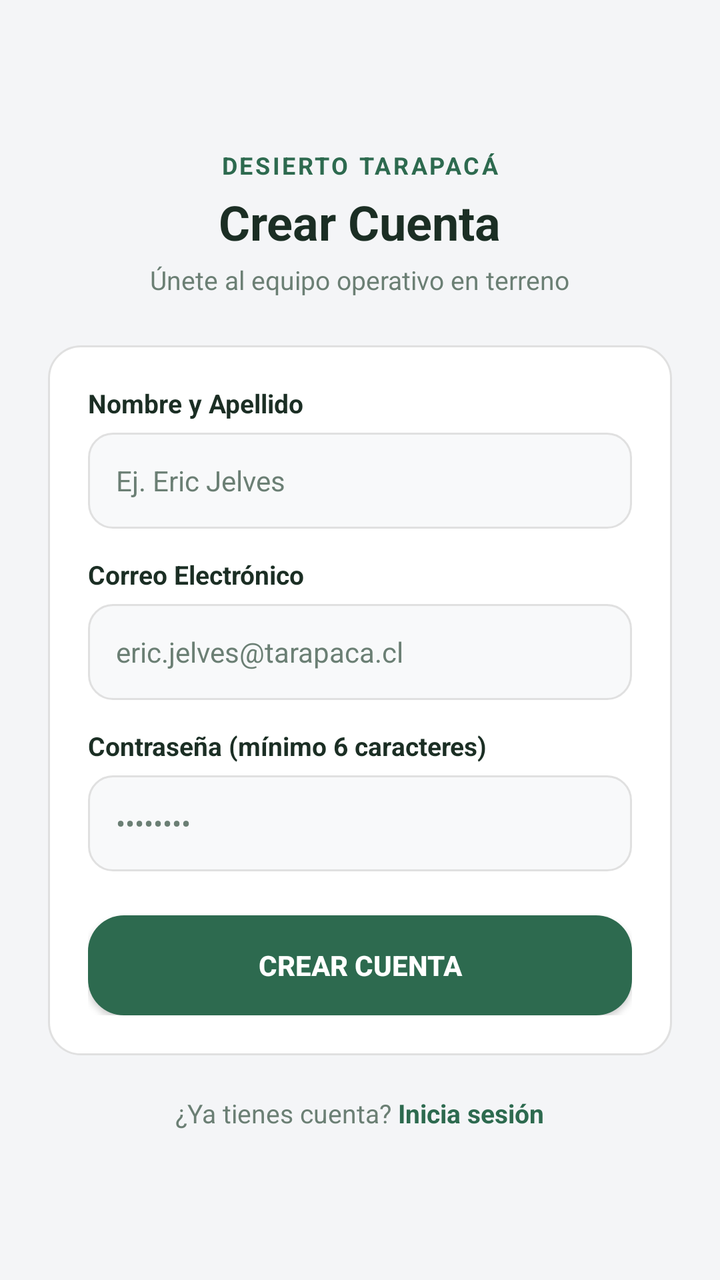
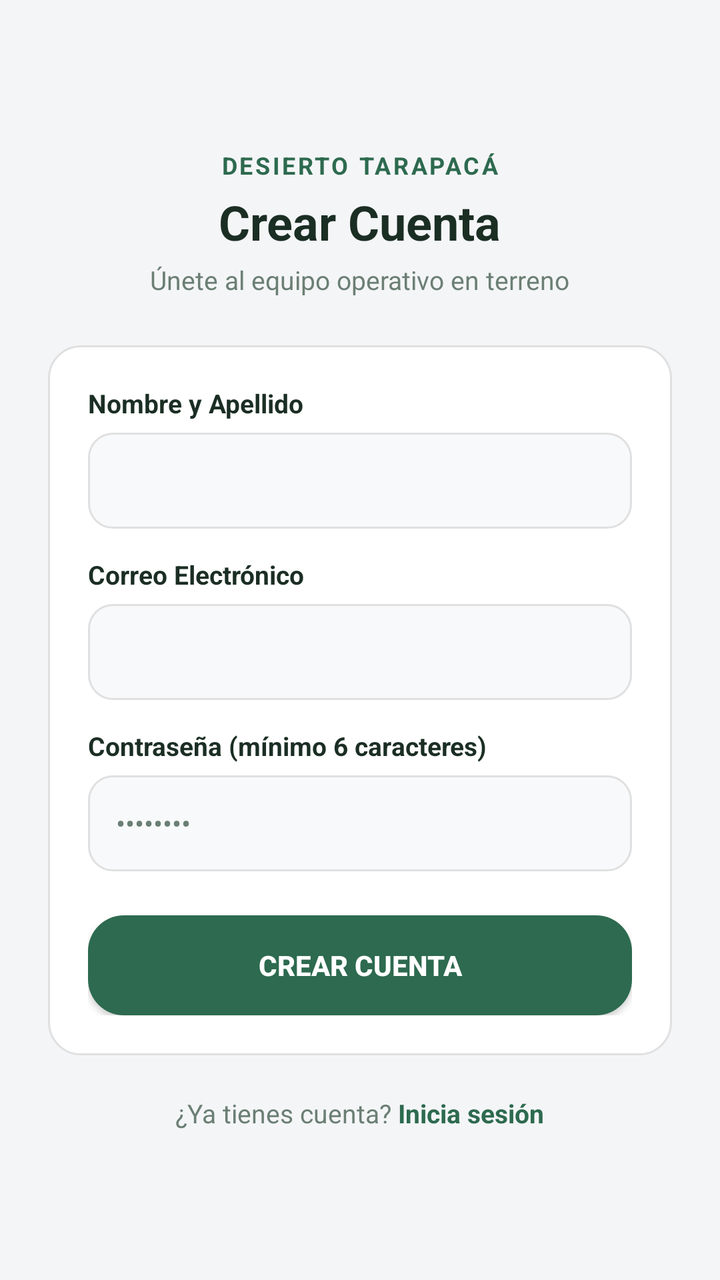

Compare the two renders of this Android layout. The source of the first and the diff that turns it into the second are given below.
<!-- AndroidManifest.xml: application theme Theme.DesiertoTarapaca -->
<!-- res/layout/activity_register.xml -->
<?xml version="1.0" encoding="utf-8"?>
<ScrollView xmlns:android="http://schemas.android.com/apk/res/android"
    xmlns:app="http://schemas.android.com/apk/res-auto"
    android:layout_width="match_parent"
    android:layout_height="match_parent"
    android:background="@color/home_bg"
    android:fillViewport="true">

    <LinearLayout
        android:layout_width="match_parent"
        android:layout_height="wrap_content"
        android:gravity="center"
        android:orientation="vertical"
        android:padding="24dp">

        <TextView
            android:layout_width="wrap_content"
            android:layout_height="wrap_content"
            android:text="DESIERTO TARAPACÁ"
            android:textColor="@color/green_tile"
            android:letterSpacing="0.1"
            android:textSize="12sp"
            android:textStyle="bold" />

        <TextView
            android:layout_width="wrap_content"
            android:layout_height="wrap_content"
            android:layout_marginTop="4dp"
            android:text="Crear Cuenta"
            android:textColor="@color/text_main"
            android:textSize="24sp"
            android:textStyle="bold" />

        <TextView
            android:layout_width="wrap_content"
            android:layout_height="wrap_content"
            android:layout_marginTop="4dp"
            android:text="Únete al equipo operativo en terreno"
            android:textColor="@color/text_muted"
            android:textSize="13sp" />

        <LinearLayout
            android:layout_width="match_parent"
            android:layout_height="wrap_content"
            android:layout_marginTop="24dp"
            android:background="@drawable/bg_white_card"
            android:orientation="vertical"
            android:padding="20dp">

            <TextView
                android:layout_width="match_parent"
                android:layout_height="wrap_content"
                android:layout_marginBottom="6dp"
                android:text="Nombre y Apellido"
                android:textColor="@color/text_main"
                android:textSize="13sp"
                android:textStyle="bold" />

            <EditText
                android:id="@+id/etNombreRegister"
                android:layout_width="match_parent"
                android:layout_height="48dp"
                android:background="@drawable/bg_input_field"
                android:hint="Ej. Eric Jelves"
                android:inputType="textPersonName"
                android:paddingHorizontal="14dp"
                android:textColor="@color/text_main"
                android:textColorHint="@color/text_muted"
                android:textSize="14sp" />

            <TextView
                android:layout_width="match_parent"
                android:layout_height="wrap_content"
                android:layout_marginTop="14dp"
                android:layout_marginBottom="6dp"
                android:text="Correo Electrónico"
                android:textColor="@color/text_main"
                android:textSize="13sp"
                android:textStyle="bold" />

            <EditText
                android:id="@+id/etEmailRegister"
                android:layout_width="match_parent"
                android:layout_height="48dp"
                android:background="@drawable/bg_input_field"
                android:hint="eric.jelves@tarapaca.cl"
                android:inputType="textEmailAddress"
                android:paddingHorizontal="14dp"
                android:textColor="@color/text_main"
                android:textColorHint="@color/text_muted"
                android:textSize="14sp" />

            <TextView
                android:layout_width="match_parent"
                android:layout_height="wrap_content"
                android:layout_marginTop="14dp"
                android:layout_marginBottom="6dp"
                android:text="Contraseña (mínimo 6 caracteres)"
                android:textColor="@color/text_main"
                android:textSize="13sp"
                android:textStyle="bold" />

            <EditText
                android:id="@+id/etPasswordRegister"
                android:layout_width="match_parent"
                android:layout_height="48dp"
                android:background="@drawable/bg_input_field"
                android:hint="••••••••"
                android:inputType="textPassword"
                android:paddingHorizontal="14dp"
                android:textColor="@color/text_main"
                android:textColorHint="@color/text_muted"
                android:textSize="14sp" />

            <androidx.appcompat.widget.AppCompatButton
                android:id="@+id/btnRegister"
                android:layout_width="match_parent"
                android:layout_height="50dp"
                android:layout_marginTop="22dp"
                android:background="@drawable/bg_green_tile"
                android:text="CREAR CUENTA"
                android:textColor="@color/text_light"
                android:textSize="14sp"
                android:textStyle="bold" />

        </LinearLayout>

        <LinearLayout
            android:layout_width="wrap_content"
            android:layout_height="wrap_content"
            android:layout_marginTop="20dp"
            android:orientation="horizontal">

            <TextView
                android:layout_width="wrap_content"
                android:layout_height="wrap_content"
                android:text="¿Ya tienes cuenta? "
                android:textColor="@color/text_muted"
                android:textSize="13sp" />

            <TextView
                android:id="@+id/tvVolverALogin"
                android:layout_width="wrap_content"
                android:layout_height="wrap_content"
                android:text="Inicia sesión"
                android:textColor="@color/green_tile"
                android:textStyle="bold"
                android:textSize="13sp" />
        </LinearLayout>

    </LinearLayout>
</ScrollView>
<!-- resources referenced by this layout -->
<resources>
  <color name="green_tile">#2D6A4F</color>
  <color name="home_bg">#F4F5F7</color>
  <color name="text_light">#FFFFFF</color>
  <color name="text_main">#1B2E24</color>
  <color name="text_muted">#6B7F74</color>
  <!-- drawable bg_green_tile (drawable) -->
  <?xml version="1.0" encoding="utf-8"?>
  <ripple xmlns:android="http://schemas.android.com/apk/res/android"
      android:color="@color/green_tile_pressed">
      <item>
          <shape android:shape="rectangle">
              <solid android:color="@color/green_tile" />
              <corners android:radius="18dp" />
          </shape>
      </item>
  </ripple>
  <!-- drawable bg_input_field (drawable) -->
  <?xml version="1.0" encoding="utf-8"?>
  <shape xmlns:android="http://schemas.android.com/apk/res/android"
      android:shape="rectangle">
      <solid android:color="#F8F9FA" />
      <stroke
          android:width="1dp"
          android:color="#E0E0E0" />
      <corners android:radius="12dp" />
  </shape>
  <!-- drawable bg_white_card (drawable) -->
  <?xml version="1.0" encoding="utf-8"?>
  <shape xmlns:android="http://schemas.android.com/apk/res/android"
      android:shape="rectangle">
      <solid android:color="@color/card_white" />
      <stroke android:width="1dp" android:color="@color/border_light" />
      <corners android:radius="16dp" />
  </shape>
  <style name="Theme.DesiertoTarapaca" parent="Base.Theme.DesiertoTarapaca" />
  <color name="green_tile_pressed">#1B4332</color>
  <color name="card_white">#FFFFFF</color>
  <color name="border_light">#E0E0E0</color>
  <style name="Base.Theme.DesiertoTarapaca" parent="Theme.Material3.DayNight.NoActionBar">
          
          
      </style>
</resources>

<!-- the commit's change to res/layout/activity_register.xml (unified diff, before → after) -->
@@ -61,7 +61,6 @@
                 android:layout_width="match_parent"
                 android:layout_height="48dp"
                 android:background="@drawable/bg_input_field"
-                android:hint="Ej. Eric Jelves"
                 android:inputType="textPersonName"
                 android:paddingHorizontal="14dp"
                 android:textColor="@color/text_main"
@@ -83,7 +82,6 @@
                 android:layout_width="match_parent"
                 android:layout_height="48dp"
                 android:background="@drawable/bg_input_field"
-                android:hint="eric.jelves@tarapaca.cl"
                 android:inputType="textEmailAddress"
                 android:paddingHorizontal="14dp"
                 android:textColor="@color/text_main"
